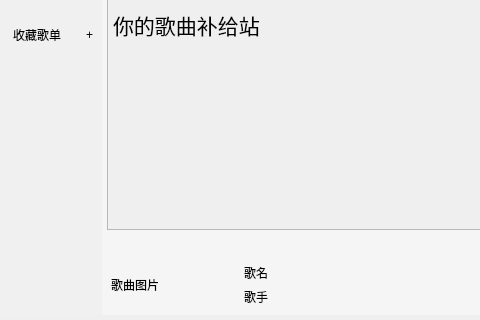
Before: the Qt Designer form MY_MusicPlayer/MY_MusicPlayer/musicplayer.ui in song-xunxue/StandardProject, drawn with Qt 5; both pictures show x 103 to 583 and y 380 to 700 of the 1040 by 700 pixel window.
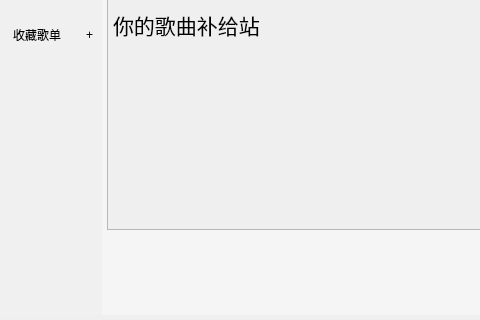
After: the same form once the commit is applied. The open tabs and pages were chosen to show the change. Icons and pictures are not drawn. Custom widgets are drawn as their Qt base class.

Diff of the .ui file:
```diff
--- a/MY_MusicPlayer/MY_MusicPlayer/musicplayer.ui
+++ b/MY_MusicPlayer/MY_MusicPlayer/musicplayer.ui
@@ -1085,28 +1085,40 @@
                </property>
                <item>
                 <widget class="QWidget" name="play1" native="true">
+                 <property name="maximumSize">
+                  <size>
+                   <width>16777215</width>
+                   <height>16777215</height>
+                  </size>
+                 </property>
                  <property name="styleSheet">
                   <string notr="true"/>
                  </property>
                  <layout class="QGridLayout" name="gridLayout">
-                  <item row="0" column="0" rowspan="2">
-                   <widget class="QLabel" name="songimage">
-                    <property name="text">
-                     <string>歌曲图片</string>
-                    </property>
-                   </widget>
-                  </item>
                   <item row="0" column="1">
                    <widget class="QLabel" name="songname">
                     <property name="text">
-                     <string>歌名</string>
+                     <string/>
+                    </property>
+                   </widget>
+                  </item>
+                  <item row="0" column="0" rowspan="2">
+                   <widget class="QLabel" name="musicImgLabel">
+                    <property name="maximumSize">
+                     <size>
+                      <width>40</width>
+                      <height>40</height>
+                     </size>
+                    </property>
+                    <property name="text">
+                     <string/>
                     </property>
                    </widget>
                   </item>
                   <item row="1" column="1">
                    <widget class="QLabel" name="signer">
                     <property name="text">
-                     <string>歌手</string>
+                     <string/>
                     </property>
                    </widget>
                   </item>
```
Left out of the diff: 10 changed lines with no effect on the pictures.
